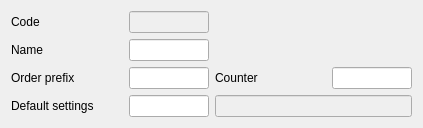
Old version of the form Editors/ce5halls.ui in the repository End1-1/Cafe5.
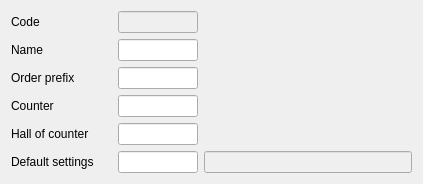
New version of the form. Custom widgets are drawn as their Qt base class.

What changed in the file:
```diff
--- a/Editors/ce5halls.ui
+++ b/Editors/ce5halls.ui
@@ -7,21 +7,14 @@
     <x>0</x>
     <y>0</y>
     <width>423</width>
-    <height>116</height>
+    <height>168</height>
    </rect>
   </property>
   <property name="windowTitle">
    <string>Form</string>
   </property>
   <layout class="QGridLayout" name="gridLayout">
-   <item row="5" column="0">
-    <widget class="QLabel" name="label_5">
-     <property name="text">
-      <string>Default settings</string>
-     </property>
-    </widget>
-   </item>
-   <item row="5" column="1">
+   <item row="6" column="1">
     <widget class="C5LineEditWithSelector" name="leSettings">
      <property name="maximumSize">
       <size>
@@ -69,6 +62,43 @@
      </property>
     </widget>
    </item>
+   <item row="2" column="1">
+    <widget class="C5LineEditWithSelector" name="leSettingsddd">
+     <property name="maximumSize">
+      <size>
+       <width>80</width>
+       <height>16777215</height>
+      </size>
+     </property>
+     <property name="Field" stdset="0">
+      <string>f_prefix</string>
+     </property>
+    </widget>
+   </item>
+   <item row="6" column="2" colspan="2">
+    <widget class="C5LineEditWithSelector" name="leSettingsName">
+     <property name="enabled">
+      <bool>false</bool>
+     </property>
+     <property name="FieldRef" stdset="0">
+      <string>f_settingsname</string>
+     </property>
+    </widget>
+   </item>
+   <item row="6" column="0">
+    <widget class="QLabel" name="label_5">
+     <property name="text">
+      <string>Default settings</string>
+     </property>
+    </widget>
+   </item>
+   <item row="2" column="0">
+    <widget class="QLabel" name="label_4">
+     <property name="text">
+      <string>Order prefix</string>
+     </property>
+    </widget>
+   </item>
    <item row="1" column="0">
     <widget class="QLabel" name="label_2">
      <property name="text">
@@ -83,14 +113,34 @@
      </property>
     </widget>
    </item>
-   <item row="2" column="2">
+   <item row="5" column="1">
+    <widget class="C5LineEditWithSelector" name="lineEdit_4">
+     <property name="maximumSize">
+      <size>
+       <width>80</width>
+       <height>16777215</height>
+      </size>
+     </property>
+     <property name="Field" stdset="0">
+      <string>f_counterhall</string>
+     </property>
+    </widget>
+   </item>
+   <item row="5" column="0">
+    <widget class="QLabel" name="label_6">
+     <property name="text">
+      <string>Hall of counter</string>
+     </property>
+    </widget>
+   </item>
+   <item row="3" column="0">
     <widget class="QLabel" name="label_3">
      <property name="text">
       <string>Counter</string>
      </property>
     </widget>
    </item>
-   <item row="2" column="3">
+   <item row="3" column="1">
     <widget class="C5LineEditWithSelector" name="lineEdit_3">
      <property name="maximumSize">
       <size>
@@ -103,36 +153,6 @@
      </property>
     </widget>
    </item>
-   <item row="2" column="0">
-    <widget class="QLabel" name="label_4">
-     <property name="text">
-      <string>Order prefix</string>
-     </property>
-    </widget>
-   </item>
-   <item row="2" column="1">
-    <widget class="C5LineEditWithSelector" name="leSettingsddd">
-     <property name="maximumSize">
-      <size>
-       <width>80</width>
-       <height>16777215</height>
-      </size>
-     </property>
-     <property name="Field" stdset="0">
-      <string>f_prefix</string>
-     </property>
-    </widget>
-   </item>
-   <item row="5" column="2" colspan="2">
-    <widget class="C5LineEditWithSelector" name="leSettingsName">
-     <property name="enabled">
-      <bool>false</bool>
-     </property>
-     <property name="FieldRef" stdset="0">
-      <string>f_settingsname</string>
-     </property>
-    </widget>
-   </item>
   </layout>
  </widget>
  <customwidgets>
```
